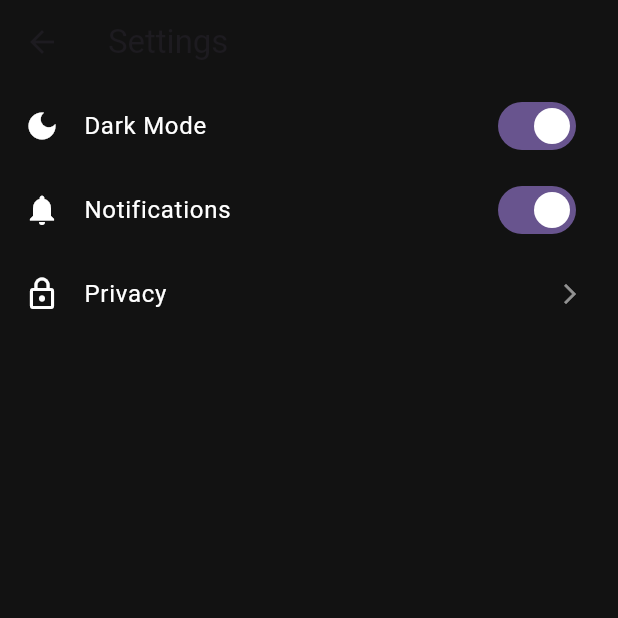
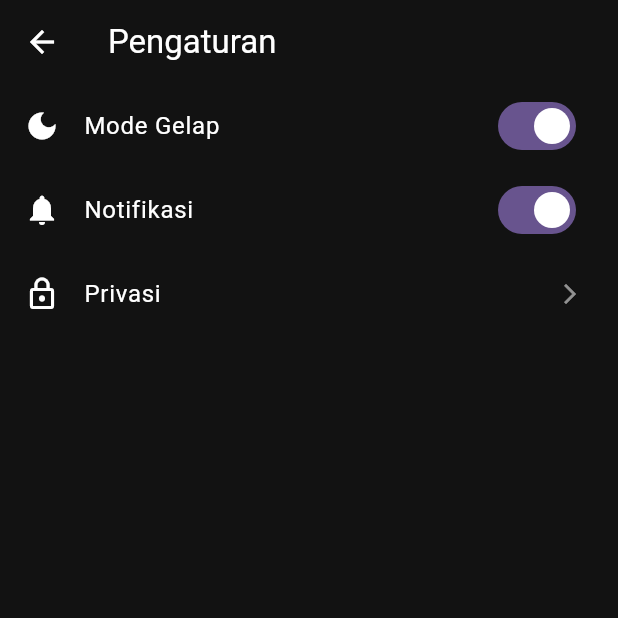
Before and after one commit to talitha404/naratia-app, a Flutter app: the SettingsScreen screen opened directly, on a phone screen of 412 x 824 dp, the top half of it. Run offline on Flutter 3.47's test engine with Material 3 defaults, Android fonts, the phone set to English and light mode, and no system bars; our stand-ins replace shared_preferences; accounts and stored records are empty.

Commit message:
revise authentication home profile notification screens

```diff
--- a/lib/views/notification/notification_screen.dart
+++ b/lib/views/notification/notification_screen.dart
@@ -10,7 +10,10 @@ class NotificationScreen extends StatelessWidget {
 
       appBar: AppBar(
   backgroundColor: const Color(0xFF121212),
-        elevation: 0,
+
+  iconTheme: const IconThemeData(
+    color: Colors.white,
+  ),
 
   title: const Text(
     'Notifications',
--- a/lib/views/profile/settings_screen.dart
+++ b/lib/views/profile/settings_screen.dart
@@ -10,7 +10,15 @@ class SettingsScreen extends StatelessWidget {
 
       appBar: AppBar(
         backgroundColor: const Color(0xFF121212),
-        title: const Text("Settings"),
+        iconTheme: const IconThemeData(
+          color: Colors.white,
+        ),
+        title: const Text(
+          'Pengaturan',
+          style: TextStyle(
+            color: Colors.white,
+          ),
+        ),
       ),
 
       body: ListView(
@@ -22,8 +30,10 @@ class SettingsScreen extends StatelessWidget {
               color: Colors.white,
             ),
             title: const Text(
-              'Dark Mode',
-              style: TextStyle(color: Colors.white),
+              'Mode Gelap',
+              style: TextStyle(
+                color: Colors.white,
+              ),
             ),
             trailing: Switch(
               value: true,
@@ -37,8 +47,10 @@ class SettingsScreen extends StatelessWidget {
               color: Colors.white,
             ),
             title: const Text(
-              'Notifications',
-              style: TextStyle(color: Colors.white),
+              'Notifikasi',
+              style: TextStyle(
+                color: Colors.white,
+              ),
             ),
             trailing: Switch(
               value: true,
@@ -52,10 +64,12 @@ class SettingsScreen extends StatelessWidget {
               color: Colors.white,
             ),
             title: const Text(
-              'Privacy',
-              style: TextStyle(color: Colors.white),
+              'Privasi',
+              style: TextStyle(
+                color: Colors.white,
+              ),
             ),
-            trailing: Icon(
+            trailing: const Icon(
               Icons.arrow_forward_ios,
               color: Colors.white54,
               size: 16,
```
Also changed, not shown: lib/views/auth/login_screen.dart (+11 -2 lines), lib/views/auth/register_screen.dart (+75 -18 lines), lib/views/home/home_content.dart (+13 -61 lines), lib/views/profile/edit_profile_screen.dart (+43 -6 lines), lib/views/profile/profile_screen.dart (+16 -40 lines). Lines whose indentation alone changed are shown as unchanged.
